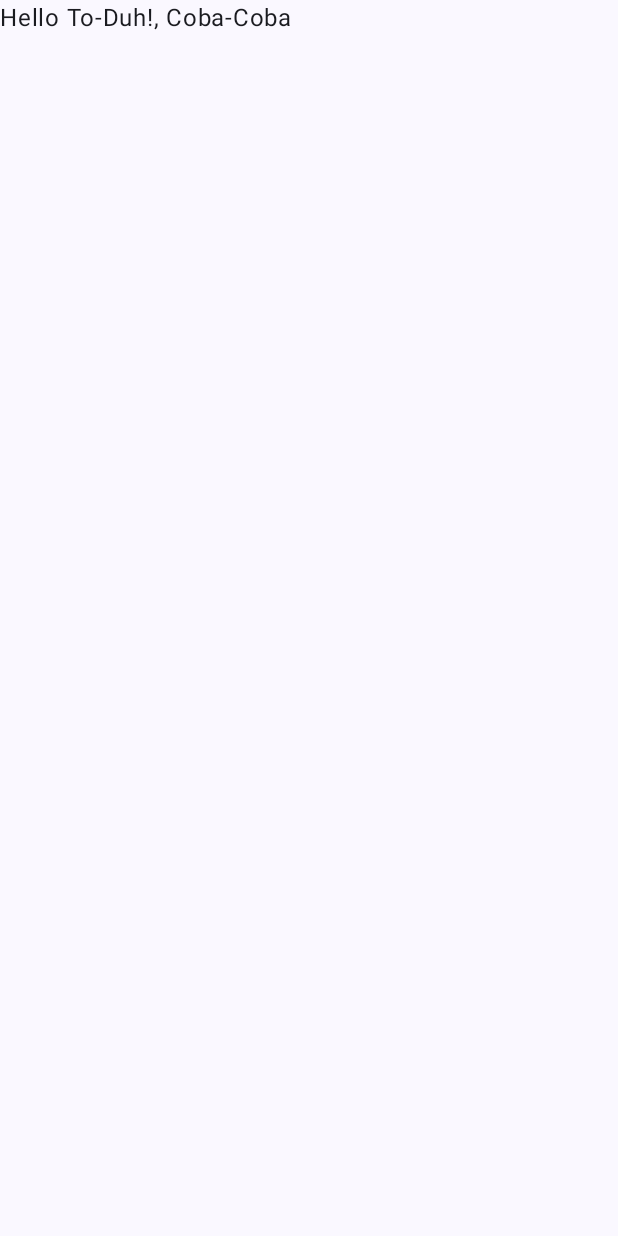
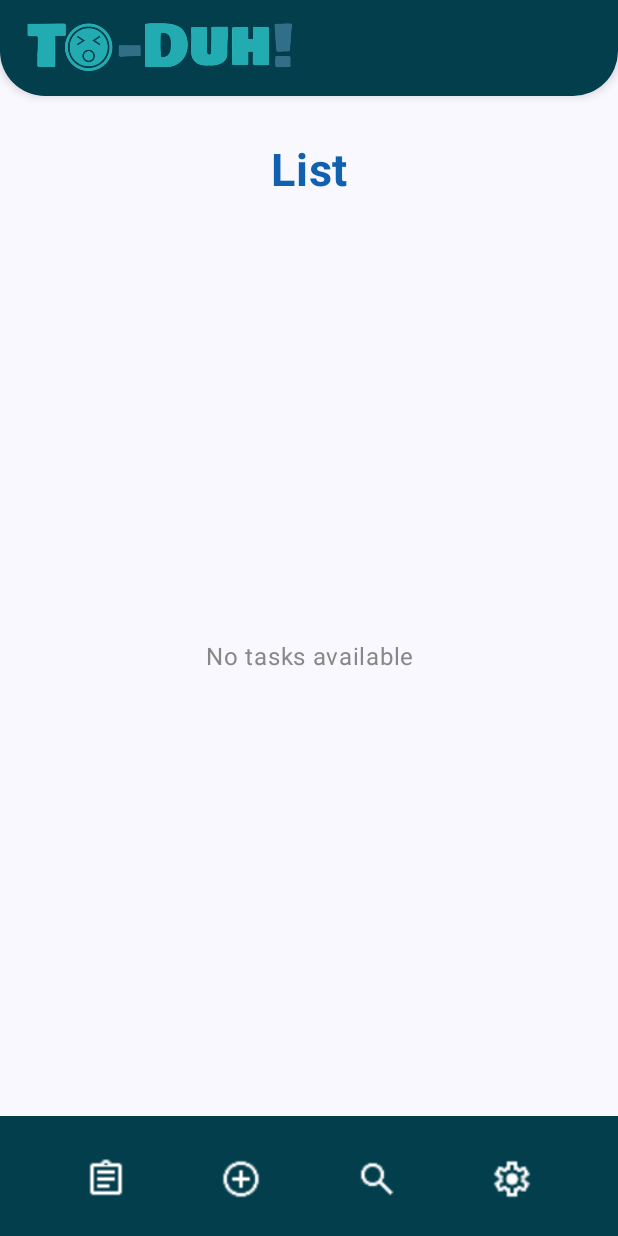
Before and after one commit to titorpw/Projek-To-Duh, an Android app built with Jetpack Compose: the screen it shows after launch (MainActivity), on a phone screen of 412 x 824 dp. Before the commit the screen is almost empty. Run offline under Robolectric (Android 15) with nearby library versions, the phone set to English and light mode, and no system bars.

Commit message:
Update Event List Screen

```diff
--- /dev/null
+++ b/app/src/main/java/com/l0123137/to_duh/ListScreen.kt
@@ -0,0 +1,275 @@
+package com.l0123137.to_duh
+
+import androidx.compose.foundation.Image
+import androidx.compose.foundation.background
+import androidx.compose.foundation.layout.*
+import androidx.compose.foundation.lazy.LazyColumn
+import androidx.compose.foundation.lazy.items
+import androidx.compose.material.icons.Icons
+import androidx.compose.material.icons.filled.*
+import androidx.compose.material3.*
+import androidx.compose.runtime.Composable
+import androidx.compose.ui.Alignment
+import androidx.compose.ui.Modifier
+import androidx.compose.ui.graphics.Color
+import androidx.compose.ui.res.painterResource
+import androidx.compose.ui.text.font.FontWeight
+import androidx.compose.ui.unit.dp
+import androidx.compose.ui.unit.sp
+import androidx.lifecycle.viewmodel.compose.viewModel
+import androidx.compose.foundation.shape.RoundedCornerShape
+import androidx.compose.ui.draw.scale
+import androidx.compose.ui.layout.ContentScale
+import androidx.compose.ui.text.style.TextAlign
+
+@OptIn(ExperimentalMaterial3Api::class)
+@Composable
+fun ListScreen(viewModel: TaskViewModel = viewModel()) {
+    val upcoming = viewModel.upcomingTasks
+    val completed = viewModel.completedTasks
+
+    val isEmpty = upcoming.isEmpty() && completed.isEmpty()
+
+    Scaffold(
+        topBar = {
+            Surface(
+                shape = RoundedCornerShape(bottomStart = 30.dp, bottomEnd = 30.dp),
+                shadowElevation = 4.dp,
+                color = Color(0xFF023E4C)
+            ) {
+                TopAppBar(
+                    title = {
+                        Row(
+                            verticalAlignment = Alignment.CenterVertically,
+                            modifier = Modifier.fillMaxWidth()
+                        ) {
+                            Image(
+                                painter = painterResource(id = R.drawable.logo_kedua),
+                                contentDescription = "Logo TO-DUH",
+                                modifier = Modifier
+                                    .height(60.dp)
+                                    .scale(3f)
+                                    .padding(25.dp, 0.dp, 0.dp, 0.dp),
+                                contentScale = ContentScale.Fit
+                            )
+                        }
+                    },
+                    colors = TopAppBarDefaults.topAppBarColors(
+                        containerColor = Color.Transparent
+                    )
+                )
+            }
+        },
+        bottomBar = {
+            BottomAppBar(
+                containerColor = Color(0xFF023E4C),
+                contentColor = Color.White
+            ) {
+                Row(
+                    modifier = Modifier.fillMaxWidth(),
+                    horizontalArrangement = Arrangement.SpaceEvenly,
+                    verticalAlignment = Alignment.CenterVertically
+                ) {
+                    IconButton(onClick = {}) {
+                        Icon(
+                            painter = painterResource(id = R.drawable.icon_list),
+                            contentDescription = "List",
+                            tint = Color.White,
+                            modifier = Modifier.size(28.dp)
+                        )
+                    }
+                    IconButton(onClick = {}) {
+                        Icon(
+                            painter = painterResource(id = R.drawable.icon_add),
+                            contentDescription = "Add",
+                            tint = Color.White,
+                            modifier = Modifier.size(28.dp)
+                        )
+                    }
+                    IconButton(onClick = {}) {
+                        Icon(
+                            painter = painterResource(id = R.drawable.icon_search),
+                            contentDescription = "Search",
+                            tint = Color.White,
+                            modifier = Modifier.size(28.dp)
+                        )
+                    }
+                    IconButton(onClick = {}) {
+                        Icon(
+                            painter = painterResource(id = R.drawable.icon_settings),
+                            contentDescription = "Settings",
+                            tint = Color.White,
+                            modifier = Modifier.size(28.dp)
+                        )
+                    }
+                }
+            }
+        }
+    ) { padding ->
+        Column(
+            modifier = Modifier
+                .padding(padding)
+                .padding(16.dp)
+                .fillMaxSize()
+            ) {
+            Box(
+                modifier = Modifier
+                    .fillMaxWidth()
+                    .padding(16.dp),
+                contentAlignment = Alignment.Center
+            ) {
+                Text(
+                    text = "List",
+                    fontSize = 30.sp,
+                    fontWeight = FontWeight.Bold,
+                    color = Color(0xFF1061b0),
+                    textAlign = TextAlign.Center
+                )
+            }
+            if (isEmpty) {
+                Box(
+                    modifier = Modifier.fillMaxSize(),
+                    contentAlignment = Alignment.Center
+                ) {
+                    Text(
+                        text = "No tasks available",
+                        fontSize = 16.sp,
+                        color = Color.Gray,
+                        textAlign = TextAlign.Center
+                    )
+                }
+            } else {
+                Column(
+                    modifier = Modifier
+                        .padding(horizontal = 16.dp)
+                        .fillMaxSize()
+                ) {
+                    if (upcoming.isNotEmpty()) {
+                        SectionHeader("Upcoming")
+                        LazyColumn(
+                            modifier = Modifier.weight(1f, fill = false)
+                        ) {
+                            items(upcoming) { task ->
+                                TaskCard(
+                                    task = task,
+                                    onEdit = {},
+                                    onDelete = { viewModel.deleteUpcoming(task) }
+                                )
+                            }
+                        }
+                        Spacer(modifier = Modifier.height(16.dp))
+                    }
+
+                    if (completed.isNotEmpty()) {
+                        SectionHeader("Completed", showArrow = true)
+                        LazyColumn(
+                            modifier = Modifier.weight(1f, fill = false)
+                        ) {
+                            items(completed) { task ->
+                                CompletedCard(task = task)
+                            }
+                        }
+                    }
+                }
+            }
+        }
+    }
+}
+
+
+@Composable
+fun SectionHeader(
+    title: String,
+    showArrow: Boolean = false
+) {
+    Row(
+        modifier = Modifier
+            .fillMaxWidth()
+            .background(
+                color = Color(0xFF026B7C),
+                shape = RoundedCornerShape(topStart = 12.dp, topEnd = 12.dp)
+            )
+            .padding(vertical = 8.dp, horizontal = 12.dp),
+        horizontalArrangement = Arrangement.Center,
+        verticalAlignment = Alignment.CenterVertically
+    ) {
+        Text(
+            text = title,
+            color = Color.White,
+            fontWeight = FontWeight.Bold,
+            textAlign = TextAlign.Center,
+            modifier = Modifier.weight(1f)
+        )
+
+        if (showArrow) {
+            Icon(
+                imageVector = Icons.Default.KeyboardArrowDown,
+                contentDescription = "Toggle",
+                tint = Color.White
+            )
+        }
+    }
+}
+
+@Composable
+fun TaskCard(
+    task: String,
+    onEdit: () -> Unit,
+    onDelete: () -> Unit
+) {
+    Card(
+        modifier = Modifier
+            .fillMaxWidth()
+            .padding(vertical = 4.dp),
+        colors = CardDefaults.cardColors(containerColor = Color(0xFFACEBEB)),
+        shape = RoundedCornerShape(12.dp),
+        elevation = CardDefaults.cardElevation(2.dp)
+    ) {
+        Column(modifier = Modifier.padding(16.dp)) {
+            Text(
+                text = task,
+                fontSize = 18.sp,
+                fontWeight = FontWeight.Bold
+            )
+            Spacer(modifier = Modifier.height(8.dp))
+            Row(
+                modifier = Modifier.fillMaxWidth(),
+                horizontalArrangement = Arrangement.End
+            ) {
+                TextButton(onClick = onEdit) {
+                    Text("Edit")
+                }
+                TextButton(onClick = onDelete) {
+                    Text("Delete")
+                }
+            }
+        }
+    }
+}
+
+@Composable
+fun CompletedCard(task: String) {
+    Card(
+        modifier = Modifier
+            .fillMaxWidth()
+            .padding(vertical = 4.dp),
+        colors = CardDefaults.cardColors(containerColor = Color(0xFFD6F5F2)),
+        shape = RoundedCornerShape(12.dp),
+        elevation = CardDefaults.cardElevation(2.dp)
+    ) {
+        Column(modifier = Modifier.padding(16.dp)) {
+            Text(
+                text = task,
+                fontSize = 18.sp,
+                fontWeight = FontWeight.Bold,
+                color = Color.Gray
+            )
+            Spacer(modifier = Modifier.height(8.dp))
+            Text(
+                text = "Completed",
+                fontSize = 14.sp,
+                color = Color(0xFF009688)
+            )
+        }
+    }
+}
--- a/app/src/main/java/com/l0123137/to_duh/MainActivity.kt
+++ b/app/src/main/java/com/l0123137/to_duh/MainActivity.kt
@@ -3,44 +3,42 @@ package com.l0123137.to_duh
 import android.os.Bundle
 import androidx.activity.ComponentActivity
 import androidx.activity.compose.setContent
-import androidx.activity.enableEdgeToEdge
-import androidx.compose.foundation.layout.fillMaxSize
-import androidx.compose.foundation.layout.padding
-import androidx.compose.material3.Scaffold
-import androidx.compose.material3.Text
+import androidx.compose.material3.MaterialTheme
+import androidx.compose.material3.Surface
 import androidx.compose.runtime.Composable
-import androidx.compose.ui.Modifier
 import androidx.compose.ui.tooling.preview.Preview
+import androidx.navigation.compose.NavHost
+import androidx.navigation.compose.composable
+import androidx.navigation.compose.rememberNavController
 import com.l0123137.to_duh.ui.theme.ToDuhTheme
 
 class MainActivity : ComponentActivity() {
     override fun onCreate(savedInstanceState: Bundle?) {
         super.onCreate(savedInstanceState)
-        enableEdgeToEdge()
         setContent {
             ToDuhTheme {
-                Scaffold(modifier = Modifier.fillMaxSize()) { innerPadding ->
-                    Greeting(
-                        modifier = Modifier.padding(innerPadding)
-                    )
-                }
+                MainScreen()
             }
         }
     }
 }
 
 @Composable
-fun Greeting(modifier: Modifier = Modifier) {
-    Text(
-        text = "Hello To-Duh!, Coba-Coba",
-        modifier = modifier
-    )
+fun MainScreen() {
+    val navController = rememberNavController()
+    Surface(color = MaterialTheme.colorScheme.background) {
+        NavHost(navController = navController, startDestination = "list") {
+            composable("list") {
+                ListScreen()
+            }
+        }
+    }
 }
 
 @Preview(showBackground = true)
 @Composable
-fun GreetingPreview() {
+fun MainScreenPreview() {
     ToDuhTheme {
-        Greeting()
+        MainScreen()
     }
 }
--- /dev/null
+++ b/app/src/main/java/com/l0123137/to_duh/TaskViewModel.kt
@@ -0,0 +1,39 @@
+package com.l0123137.to_duh
+
+import androidx.compose.runtime.mutableStateListOf
+import androidx.lifecycle.ViewModel
+
+class TaskViewModel : ViewModel() {
+    private val _upcomingTasks = mutableStateListOf<String>()
+    val upcomingTasks: List<String> get() = _upcomingTasks
+
+    private val _completedTasks = mutableStateListOf<String>()
+    val completedTasks: List<String> get() = _completedTasks
+
+    // Function to add new upcoming task
+    fun addUpcomingTask(task: String) {
+        _upcomingTasks.add(task)
+    }
+
+    // Function to add new completed task
+    fun addCompletedTask(task: String) {
+        _completedTasks.add(task)
+    }
+
+    // Function to move task from upcoming to completed
+    fun completeTask(task: String) {
+        if (_upcomingTasks.remove(task)) {
+            _completedTasks.add(task)
+        }
+    }
+
+    // Function to delete upcoming task
+    fun deleteUpcoming(task: String) {
+        _upcomingTasks.remove(task)
+    }
+
+    // Function to delete completed task
+    fun deleteCompleted(task: String) {
+        _completedTasks.remove(task)
+    }
+}
```
Also changed, not shown: app/build.gradle.kts (+12 -3 lines), gradle/libs.versions.toml (+12 -0 lines), app/src/main/res/drawable/icon_add.png (added), app/src/main/res/drawable/icon_list.png (added), app/src/main/res/drawable/icon_search.png (added), app/src/main/res/drawable/icon_settings.png (added), app/src/main/res/drawable/logo_kedua.png (added).
